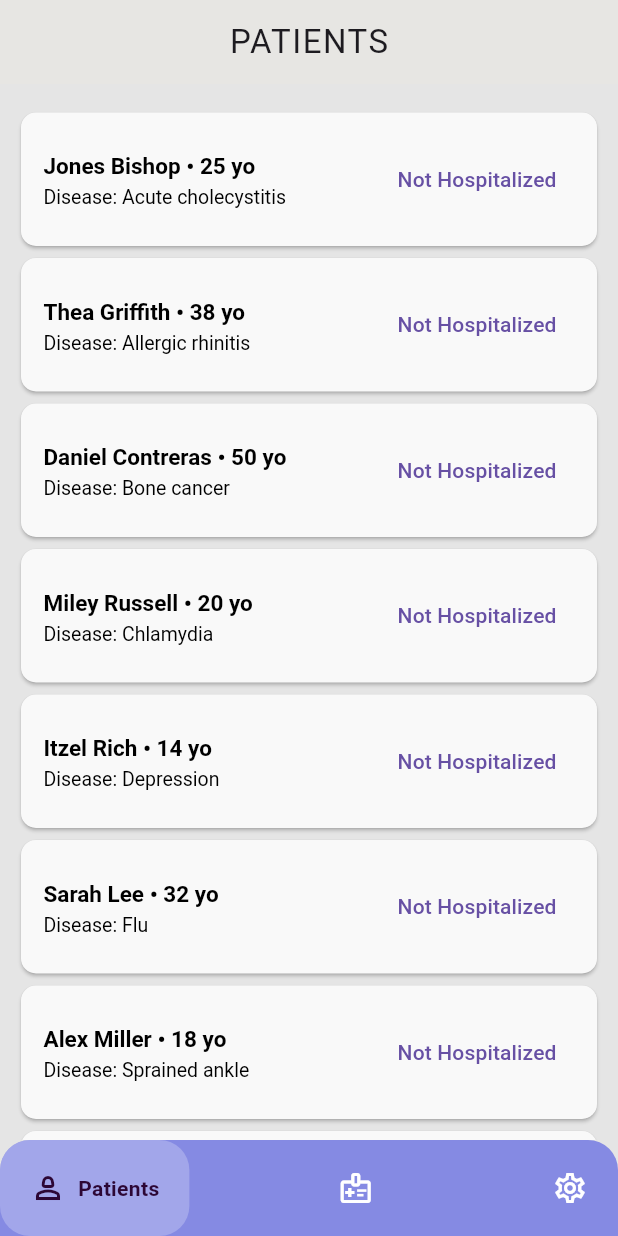
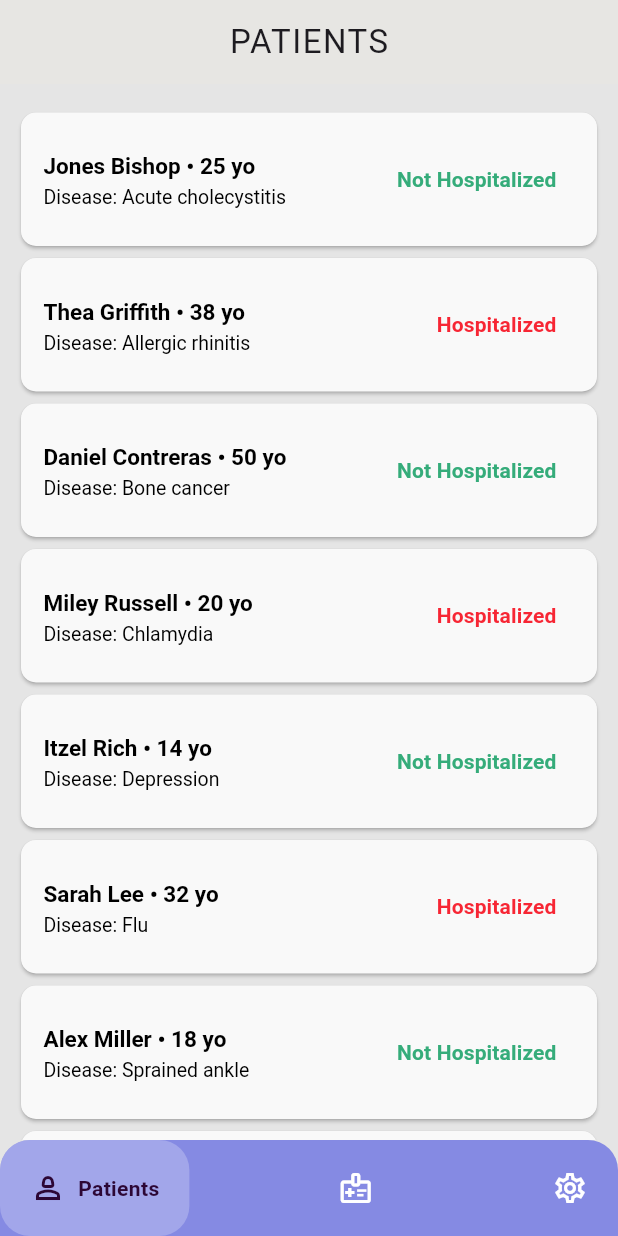
Before and after one commit to RBHDEV/CareWell, a Flutter app: the screen it shows after launch, on a phone screen of 412 x 824 dp. Run offline on Flutter 3.47's test engine with Material 3 defaults, Android fonts, the light colour scheme and no system bars; drawn by our look-alikes of google_nav_bar; our stand-ins replace isar; accounts and stored records are empty; generated files the repository leaves out were written again.

Commit message:
from the laptop

```diff
--- a/lib/Lists/PatientList.dart
+++ b/lib/Lists/PatientList.dart
@@ -10,6 +10,4 @@ class APatient {
     required this.age,
     required this.ishospitalized,
   });
-
-
 }
--- a/lib/Pages/Patients.dart
+++ b/lib/Pages/Patients.dart
@@ -1,5 +1,4 @@
 import 'package:flutter/material.dart';
-import 'package:google_fonts/google_fonts.dart';
 import 'package:hopitalyasser/Lists/PatientList.dart';
 
 class Patients extends StatefulWidget {
@@ -10,6 +9,7 @@ class Patients extends StatefulWidget {
 }
 
 class _PatientsState extends State<Patients> {
+  //
   final List<APatient> thePatientList = [
     APatient(
         name: 'Jones Bishop',
@@ -68,7 +68,7 @@ class _PatientsState extends State<Patients> {
     ),
   ];
 
-  final List ishospitalized = ['Hospitalized', 'Not Hospitalized'];
+  final List HospitalizedChoice = ['Hospitalized', 'Not Hospitalized'];
 
   @override
   Widget build(BuildContext context) {
@@ -87,6 +87,8 @@ class _PatientsState extends State<Patients> {
                 padding: EdgeInsets.only(right: 10, left: 10, top: 15),
                 itemCount: thePatientList.length,
                 itemBuilder: (context, index) {
+                  final patient = thePatientList[index];
+                  final isHospitalized = patient.ishospitalized;
                   return Card(
                     shape: RoundedRectangleBorder(
                       borderRadius: BorderRadius.circular(10),
@@ -97,8 +99,7 @@ class _PatientsState extends State<Patients> {
                       contentPadding: EdgeInsets.all(15),
                       title: RichText(
                           text: TextSpan(
-                              text:
-                                  '${thePatientList[index].name} • ${thePatientList[index].age} yo\n',
+                              text: '${patient.name} • ${patient.age} yo\n',
                               style: TextStyle(
                                 fontWeight: FontWeight.w700,
                                 color: Colors.black,
@@ -117,7 +118,20 @@ class _PatientsState extends State<Patients> {
                             ),
                           ])),
                       trailing: TextButton(
-                          onPressed: () {}, child: Text(ishospitalized[1])),
+                          onPressed: () {
+                            patient.ishospitalized = !patient.ishospitalized;
+                          },
+                          child: Text(
+                            isHospitalized
+                                ? HospitalizedChoice[0]
+                                : HospitalizedChoice[1],
+                            style: TextStyle(
+                              color: isHospitalized
+                                  ? Color.fromARGB(255, 247, 38, 52)
+                                  : Color.fromARGB(255, 53, 172, 122),
+                              fontWeight: FontWeight.bold,
+                            ),
+                          )),
                     ),
                   );
                 })));
```
Also changed, not shown: 1 other file.
